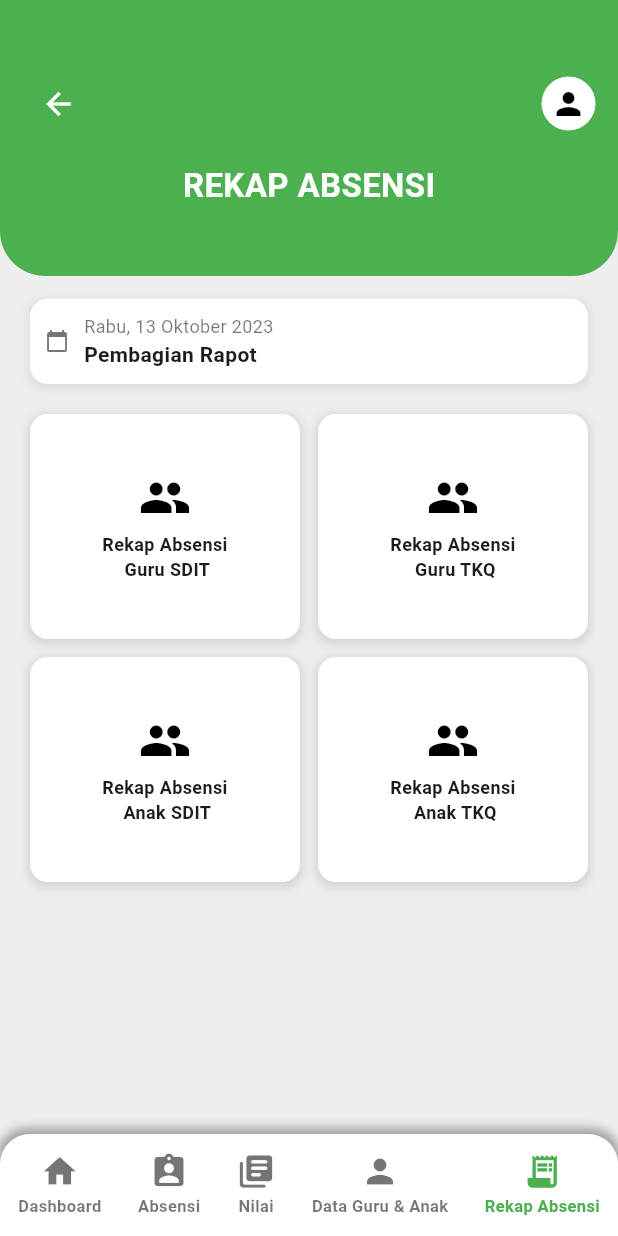
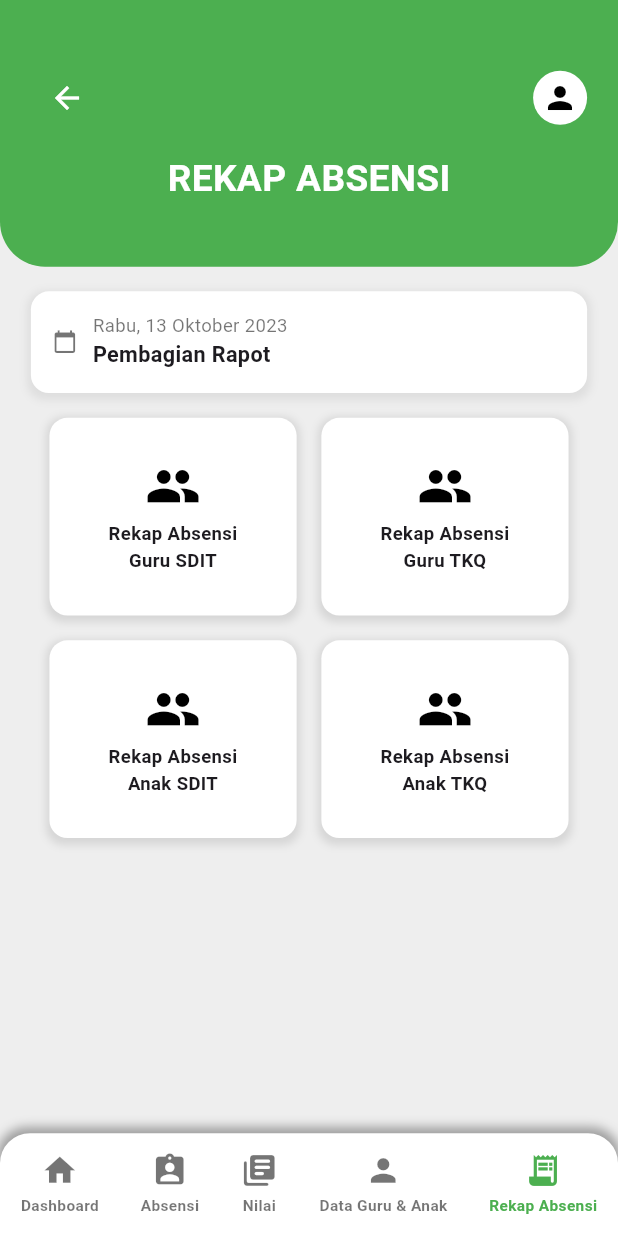
Before and after one commit to danyzahir/PROYEK_3, a Flutter app: the RekapScreen screen opened directly with empty values, on a phone screen of 412 x 824 dp. Run offline on Flutter 3.47's test engine with Material 3 defaults, Android fonts, the phone set to English and light mode, and no system bars; our stand-ins replace cloud_firestore, firebase_auth, firebase_core, image_picker; accounts and stored records are empty.

Commit message:
update ui

```diff
--- a/lib/screens/rekap_absensi.dart
+++ b/lib/screens/rekap_absensi.dart
@@ -13,13 +13,21 @@ class RekapScreen extends StatelessWidget {
 
   @override
   Widget build(BuildContext context) {
+    final screenWidth = MediaQuery.of(context).size.width;
+    final screenHeight = MediaQuery.of(context).size.height;
+
     return Scaffold(
       backgroundColor: Colors.grey[200],
-      body: Column(
+      body: SafeArea(
+        child: SingleChildScrollView(
+          child: Column(
             children: [
-          // Header Hijau
+              // Header
               Container(
-            padding: const EdgeInsets.symmetric(horizontal: 15, vertical: 45),
+                padding: EdgeInsets.symmetric(
+                  horizontal: screenWidth * 0.05,
+                  vertical: screenHeight * 0.05,
+                ),
                 decoration: const BoxDecoration(
                   color: Colors.green,
                   borderRadius: BorderRadius.only(
@@ -33,23 +41,29 @@ class RekapScreen extends StatelessWidget {
                       mainAxisAlignment: MainAxisAlignment.spaceBetween,
                       children: [
                         IconButton(
-                      icon: const Icon(Icons.arrow_back, color: Colors.white),
+                          icon:
+                              const Icon(Icons.arrow_back, color: Colors.white),
                           onPressed: () => Navigator.pop(context),
                         ),
                         Row(
                           children: [
                             Text(
                               username,
-                          style: const TextStyle(fontSize: 16, color: Colors.white),
+                              style: TextStyle(
+                                fontSize: screenWidth * 0.04,
+                                color: Colors.white,
                               ),
-                        const SizedBox(width: 10),
+                            ),
+                            SizedBox(width: screenWidth * 0.02),
                             PopupMenuButton<String>(
                               onSelected: (value) async {
                                 if (value == 'logout') {
                                   await FirebaseAuth.instance.signOut();
                                   Navigator.pushAndRemoveUntil(
                                     context,
-                                MaterialPageRoute(builder: (context) => const LoginScreen()),
+                                    MaterialPageRoute(
+                                      builder: (context) => const LoginScreen(),
+                                    ),
                                     (route) => false,
                                   );
                                 }
@@ -79,11 +93,11 @@ class RekapScreen extends StatelessWidget {
                         ),
                       ],
                     ),
-                const SizedBox(height: 15),
-                const Text(
+                    SizedBox(height: screenHeight * 0.015),
+                    Text(
                       "REKAP ABSENSI",
                       style: TextStyle(
-                    fontSize: 22,
+                        fontSize: screenWidth * 0.06,
                         fontWeight: FontWeight.bold,
                         color: Colors.white,
                       ),
@@ -92,13 +106,13 @@ class RekapScreen extends StatelessWidget {
                 ),
               ),
 
-          const SizedBox(height: 15),
+              SizedBox(height: screenHeight * 0.02),
 
-          // Pengumuman
+              // Info Box
               Padding(
-            padding: const EdgeInsets.symmetric(horizontal: 20),
+                padding: EdgeInsets.symmetric(horizontal: screenWidth * 0.05),
                 child: Container(
-              padding: const EdgeInsets.all(10),
+                  padding: EdgeInsets.all(screenWidth * 0.035),
                   decoration: BoxDecoration(
                     color: Colors.white,
                     borderRadius: BorderRadius.circular(12),
@@ -113,18 +127,25 @@ class RekapScreen extends StatelessWidget {
                   ),
                   child: Row(
                     children: [
-                  const Icon(Icons.calendar_today, color: Colors.black54, size: 16),
-                  const SizedBox(width: 10),
+                      Icon(Icons.calendar_today,
+                          color: Colors.black54, size: screenWidth * 0.04),
+                      SizedBox(width: screenWidth * 0.025),
                       Column(
                         crossAxisAlignment: CrossAxisAlignment.start,
-                    children: const [
+                        children: [
                           Text(
                             "Rabu, 13 Oktober 2023",
-                        style: TextStyle(fontSize: 12, color: Colors.black54),
+                            style: TextStyle(
+                              fontSize: screenWidth * 0.03,
+                              color: Colors.black54,
+                            ),
                           ),
                           Text(
                             "Pembagian Rapot",
-                        style: TextStyle(fontSize: 14, fontWeight: FontWeight.bold),
+                            style: TextStyle(
+                              fontSize: screenWidth * 0.035,
+                              fontWeight: FontWeight.bold,
+                            ),
                           ),
                         ],
                       ),
@@ -133,32 +154,37 @@ class RekapScreen extends StatelessWidget {
                 ),
               ),
 
-          const SizedBox(height: 20),
+              SizedBox(height: screenHeight * 0.02),
 
-          // Grid Menu
-          Expanded(
-            child: Padding(
-              padding: const EdgeInsets.symmetric(horizontal: 20),
-              child: GridView.count(
-                crossAxisCount: 2,
-                crossAxisSpacing: 12,
-                mainAxisSpacing: 12,
-                childAspectRatio: 1.2,
+              // Menu Box (Wrap Layout)
+              Padding(
+                padding: EdgeInsets.symmetric(horizontal: screenWidth * 0.05),
+                child: Wrap(
+                  spacing: screenWidth * 0.04,
+                  runSpacing: screenHeight * 0.02,
+                  alignment: WrapAlignment.center,
                   children: [
-                  _menuItem("Rekap Absensi \n Guru SDIT", Icons.people),
-                  _menuItem("Rekap Absensi \n Guru TKQ", Icons.people),
-                  _menuItem("Rekap Absensi \n Anak SDIT", Icons.people),
-                  _menuItem("Rekap Absensi \n Anak TKQ", Icons.people),
+                    _menuBox("Rekap Absensi\nGuru SDIT", Icons.people,
+                        screenWidth, screenHeight),
+                    _menuBox("Rekap Absensi\nGuru TKQ", Icons.people,
+                        screenWidth, screenHeight),
+                    _menuBox("Rekap Absensi\nAnak SDIT", Icons.people,
+                        screenWidth, screenHeight),
+                    _menuBox("Rekap Absensi\nAnak TKQ", Icons.people,
+                        screenWidth, screenHeight),
+                  ],
+                ),
+              ),
+
+              SizedBox(height: screenHeight * 0.02),
             ],
           ),
         ),
       ),
 
-          const SizedBox(height: 15),
-
-          // Bottom Navigation Bar
-          Container(
-            padding: const EdgeInsets.symmetric(vertical: 12),
+      // Bottom Navigation
+      bottomNavigationBar: Container(
+        padding: EdgeInsets.symmetric(vertical: screenHeight * 0.015),
         decoration: const BoxDecoration(
           color: Colors.white,
           borderRadius: BorderRadius.only(
@@ -177,21 +203,28 @@ class RekapScreen extends StatelessWidget {
         child: Row(
           mainAxisAlignment: MainAxisAlignment.spaceAround,
           children: [
-                _navItem(context, "Dashboard", Icons.home, HomeScreen(username: username), false),
-                _navItem(context, "Absensi", Icons.assignment_ind_rounded, AbsensiScreen(username: username), false),
-                _navItem(context, "Nilai", Icons.my_library_books_rounded, NilaiScreen(username: username), false),
-                _navItem(context, "Data Guru & Anak", Icons.person, DataScreen(username: username), false),
-                _navItem(context, "Rekap Absensi", Icons.receipt_long, RekapScreen(username: username), true),
+            _navItem(context, "Dashboard", Icons.home,
+                HomeScreen(username: username), false, screenWidth),
+            _navItem(context, "Absensi", Icons.assignment_ind_rounded,
+                AbsensiScreen(username: username), false, screenWidth),
+            _navItem(context, "Nilai", Icons.my_library_books_rounded,
+                NilaiScreen(username: username), false, screenWidth),
+            _navItem(context, "Data Guru & Anak", Icons.person,
+                DataScreen(username: username), false, screenWidth),
+            _navItem(context, "Rekap Absensi", Icons.receipt_long,
+                RekapScreen(username: username), true, screenWidth),
           ],
         ),
-          ),
-        ],
       ),
     );
   }
 
-  Widget _menuItem(String title, IconData icon) {
-    return Container(
+  Widget _menuBox(
+      String title, IconData icon, double screenWidth, double screenHeight) {
+    return SizedBox(
+      width: (screenWidth - (screenWidth * 0.08 * 2 + screenWidth * 0.04)) / 2,
+      height: screenHeight * 0.16,
+      child: Container(
         decoration: BoxDecoration(
           color: Colors.white,
           borderRadius: BorderRadius.circular(12),
@@ -207,19 +240,24 @@ class RekapScreen extends StatelessWidget {
         child: Column(
           mainAxisAlignment: MainAxisAlignment.center,
           children: [
-          Icon(icon, size: 35, color: Colors.black),
-          const SizedBox(height: 5),
+            Icon(icon, size: screenWidth * 0.09, color: Colors.black),
+            SizedBox(height: screenWidth * 0.01),
             Text(
               title,
               textAlign: TextAlign.center,
-            style: const TextStyle(fontSize: 12, fontWeight: FontWeight.w600),
+              style: TextStyle(
+                fontSize: screenWidth * 0.03,
+                fontWeight: FontWeight.w600,
+              ),
             ),
           ],
+        ),
       ),
     );
   }
 
-  Widget _navItem(BuildContext context, String title, IconData icon, Widget page, bool isActive) {
+  Widget _navItem(BuildContext context, String title, IconData icon,
+      Widget page, bool isActive, double screenWidth) {
     return GestureDetector(
       onTap: () {
         if (!isActive) {
@@ -232,12 +270,15 @@ class RekapScreen extends StatelessWidget {
       child: Column(
         mainAxisSize: MainAxisSize.min,
         children: [
-          Icon(icon, size: 26, color: isActive ? Colors.green : Colors.black54),
-          const SizedBox(height: 2),
+          Icon(icon,
+              size: screenWidth * 0.06,
+              color: isActive ? Colors.green : Colors.black54),
+          SizedBox(height: screenWidth * 0.01),
           Text(
             title,
+            textAlign: TextAlign.center,
             style: TextStyle(
-              fontSize: 11,
+              fontSize: screenWidth * 0.025,
               fontWeight: FontWeight.w600,
               color: isActive ? Colors.green : Colors.black54,
             ),
```
Lines whose indentation alone changed are shown as unchanged.
